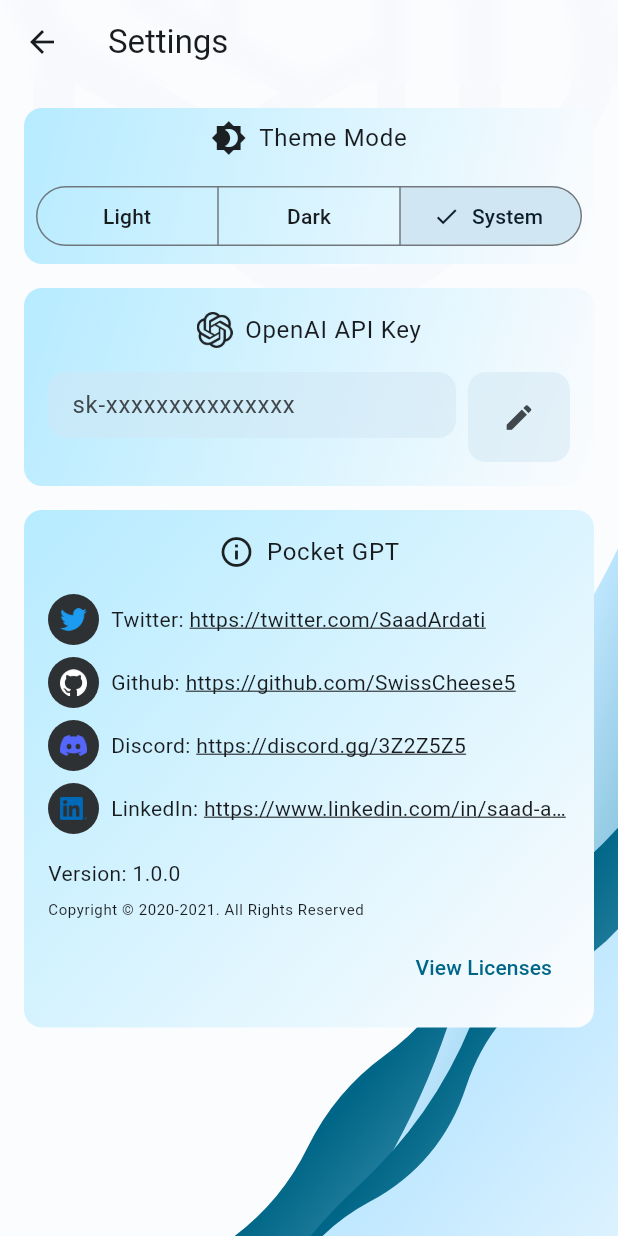
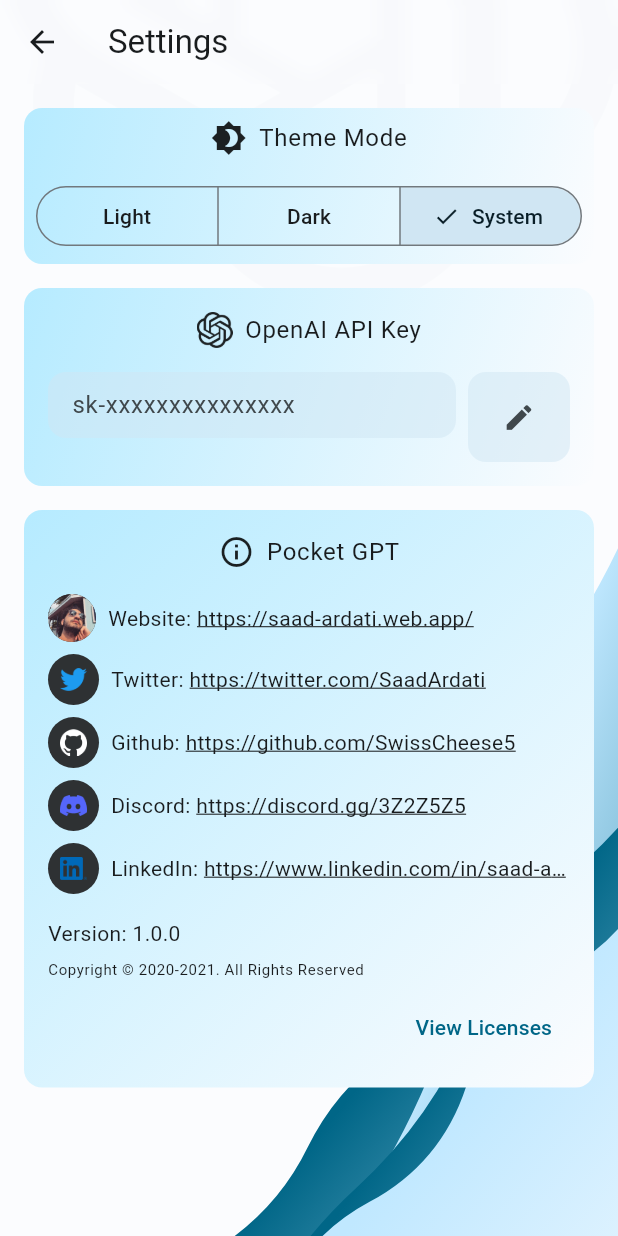
Before and after one commit to SaadArdati/pocket_gpt, a Flutter app: the HomeScreen screen opened by its route, after a tap on the "settings" icon, on a phone screen of 412 x 824 dp. Run offline on Flutter 3.47's test engine with Material 2 defaults, Android fonts, the phone set to English and light mode, and no system bars; our stand-ins replace bubble, equatable, flutter_markdown, go_router, google_fonts, hive and 4 more; missing offline and left inert: dart_openai, flutter_highlighter, highlighter, markdown, screen_retriever, system_tray and 1 more; accounts and stored records are empty; network calls fail; statements that could not run were skipped.

```diff
--- a/lib/gpt_manager.dart
+++ b/lib/gpt_manager.dart
@@ -237,6 +237,7 @@ class GPTManager extends ChangeNotifier {
 
   @override
   void dispose() {
+    stopGenerating();
     responseStreamController.close();
     listener?.cancel();
     super.dispose();
--- a/lib/main.dart
+++ b/lib/main.dart
@@ -37,23 +37,44 @@ void main() async {
   runApp(const PocketGPT());
 }
 
-AnimatedWidget defaultPageTransition(
+Widget defaultPageTransition(
   BuildContext context,
   Animation<double> animation,
+  Animation<double> secondaryAnimation,
   Widget child, {
-  required bool reverse,
+  required GoRouterState state,
+  required AxisDirection comesFrom,
 }) {
   return SlideTransition(
-    position: Tween<Offset>(
-      begin: Offset(0, reverse ? -1 : 1),
-      end: Offset.zero,
-    ).animate(
-      CurvedAnimation(
-        parent: animation,
-        curve: Curves.easeOutQuart,
+    position: CurvedAnimation(
+      parent: secondaryAnimation,
+      curve: Curves.linearToEaseOut,
+      reverseCurve: Curves.easeInToLinear,
+    ).drive(
+      Tween<Offset>(
+        begin: Offset.zero,
+        end: comesFrom == AxisDirection.up || comesFrom == AxisDirection.down
+            ? Offset(0.0, comesFrom == AxisDirection.up ? -1 : 1)
+            : Offset(comesFrom == AxisDirection.left ? -1 : 1, 0.0),
       ),
     ),
-    child: child,
+    transformHitTests: false,
+    child: SlideTransition(
+      position: CurvedAnimation(
+        parent: animation,
+        curve: Curves.linearToEaseOut,
+        reverseCurve: Curves.easeInToLinear,
+      ).drive(
+        Tween<Offset>(
+          begin:
+              comesFrom == AxisDirection.up || comesFrom == AxisDirection.down
+                  ? Offset(0.0, comesFrom == AxisDirection.up ? -1 : 1)
+                  : Offset(comesFrom == AxisDirection.left ? -1 : 1, 0.0),
+          end: Offset.zero,
+        ),
+      ),
+      child: child,
+    ),
   );
 }
 
@@ -140,80 +161,90 @@ class _PocketGPTState extends State<PocketGPT> with WindowListener {
           GoRoute(
             path: '/home',
             builder: (context, state) => const HomeScreen(),
-            // pageBuilder: (context, state) {
-            //   return CustomTransitionPage(
-            //     key: state.pageKey,
-            //     child: const HomeScreen(),
-            //     opaque: false,
-            //     transitionsBuilder:
-            //         (context, animation, secondaryAnimation, child) {
-            //       return defaultPageTransition(
-            //         context,
-            //         animation,
-            //         child,
-            //         reverse: true,
-            //       );
-            //     },
-            //   );
-            // },
+            pageBuilder: (context, state) {
+              final extra = state.extra;
+              AxisDirection comesFrom = AxisDirection.down;
+              if (extra != null && extra is Map) {
+                final String? fromParam = extra['from'];
+                if (fromParam == '/chat') {
+                  comesFrom = AxisDirection.up;
+                }
+                extra.clear();
+              }
+
+              return CustomTransitionPage(
+                key: state.pageKey,
+                child: const HomeScreen(),
+                opaque: false,
+                transitionsBuilder:
+                    (context, animation, secondaryAnimation, child) {
+                  return defaultPageTransition(
+                    context,
+                    animation,
+                    secondaryAnimation,
+                    child,
+                    state: state,
+                    comesFrom: comesFrom,
+                  );
+                },
+              );
+            },
           ),
           GoRoute(
             path: '/chat',
-            builder: (context, state) {
+            pageBuilder: (context, state) {
+              final Widget child;
               final extra = state.extra;
               if (extra == null || extra is! Map) {
-                return const ChatScreenWrapper();
+                child = const ChatScreenWrapper();
+              } else {
+                final String typeParam = extra['type'] ?? ChatType.general.name;
+                final ChatType type = ChatType.values.firstWhere(
+                  (chatType) => chatType.name == typeParam,
+                );
+                child = ChatScreenWrapper(type: type);
+                extra.clear();
               }
 
-              final String typeParam = extra['type'] ?? ChatType.general.name;
-              final ChatType type = ChatType.values.firstWhere(
-                (chatType) => chatType.name == typeParam,
+              return CustomTransitionPage(
+                key: state.pageKey,
+                child: child,
+                opaque: false,
+                transitionsBuilder:
+                    (context, animation, secondaryAnimation, child) {
+                  return defaultPageTransition(
+                    context,
+                    animation,
+                    secondaryAnimation,
+                    child,
+                    state: state,
+                    comesFrom: AxisDirection.down,
+                  );
+                },
               );
-
-              return ChatScreenWrapper(type: type);
             },
-            // pageBuilder: (context, state) {
-            //   return CustomTransitionPage(
-            //     key: state.pageKey,
-            //     child: const ChatScreenWrapper(),
-            //     opaque: false,
-            //     transitionsBuilder:
-            //         (context, animation, secondaryAnimation, child) {
-            //       return defaultPageTransition(
-            //         context,
-            //         animation,
-            //         child,
-            //         reverse: false,
-            //       );
-            //     },
-            //   );
-            // },
           ),
           GoRoute(
             path: '/settings',
             builder: (context, state) => const SettingsScreen(),
-            //   pageBuilder: (context, state) {
-            //     return CustomTransitionPage(
-            //       key: state.pageKey,
-            //       child: const SettingsScreen(),
-            //       opaque: false,
-            //       transitionsBuilder:
-            //           (context, animation, secondaryAnimation, child) {
-            //         return SlideTransition(
-            //           position: Tween<Offset>(
-            //             begin: const Offset(1, 0),
-            //             end: Offset.zero,
-            //           ).animate(
-            //             CurvedAnimation(
-            //               parent: animation,
-            //               curve: Curves.easeOutQuart,
-            //             ),
-            //           ),
-            //           child: child,
-            //         );
-            //       },
-            //     );
-            //   },
+            pageBuilder: (context, state) {
+              return CustomTransitionPage(
+                key: state.pageKey,
+                child: const SettingsScreen(),
+                opaque: false,
+                transitionsBuilder:
+                    (context, animation, secondaryAnimation, child) {
+                  return defaultPageTransition(
+                    context,
+                    animation,
+                    secondaryAnimation,
+                    child,
+                    state: state,
+                    comesFrom: AxisDirection.up,
+                  );
+                },
+              );
+            },
           ),
         ],
       ),
--- a/lib/screens/home_screen.dart
+++ b/lib/screens/home_screen.dart
@@ -80,7 +80,7 @@ class _HomeScreenState extends State<HomeScreen> {
           tooltip: 'Settings',
           icon: const Icon(Icons.settings),
           onPressed: () {
-            context.go('/settings');
+            context.go('/settings', extra: {'from': '/home'});
           },
         ),
         actions: [
@@ -108,7 +108,9 @@ class _HomeScreenState extends State<HomeScreen> {
                 runSpacing: 16,
                 runAlignment: WrapAlignment.center,
                 alignment: WrapAlignment.center,
-                children: [...ChatType.values.map((type) => GPTCard(type: type))],
+                children: [
+                  ...ChatType.values.map((type) => GPTCard(type: type))
+                ],
               ),
             ),
           ),
@@ -149,7 +151,7 @@ class GPTCard extends StatelessWidget {
           borderRadius: BorderRadius.circular(12),
           splashColor: context.colorScheme.tertiaryContainer,
           highlightColor: context.colorScheme.secondaryContainer,
-          onTap: () => context.go('/chat', extra: {'type': type.name}),
+          onTap: () => context.go('/chat', extra: {'type': type.name, 'from': '/home'}),
           child: Padding(
             padding: const EdgeInsets.all(16),
             child: Column(
--- a/lib/screens/open_ai_key_screen.dart
+++ b/lib/screens/open_ai_key_screen.dart
@@ -402,7 +402,7 @@ class _OpenAIKeyTileState extends State<OpenAIKeyTile> {
             AnimatedContainer(
               duration: const Duration(milliseconds: 300),
               curve: Curves.easeOutQuart,
-              height: isEditing ? 280 : 16,
+              height: isEditing ? 325 : 16,
               clipBehavior: Clip.antiAlias,
               decoration: const BoxDecoration(),
               alignment: Alignment.center,
@@ -414,14 +414,17 @@ class _OpenAIKeyTileState extends State<OpenAIKeyTile> {
                       ? ScrollConfiguration(
                           behavior: ScrollConfiguration.of(context)
                               .copyWith(scrollbars: false),
-                          child: ListView(
+                          child: SingleChildScrollView(
                             physics: const NeverScrollableScrollPhysics(),
                             padding: EdgeInsets.zero,
-                            children: [
-                              const SizedBox(height: 8),
-                              const OpenAIKeyInstructions(),
-                              statusSection(context),
-                            ],
+                            primary: false,
+                            child: Column(
+                              children: [
+                                const SizedBox(height: 8),
+                                const OpenAIKeyInstructions(),
+                                statusSection(context),
+                              ],
+                            ),
                           ),
                         )
                       : const SizedBox(height: 16)),
--- a/lib/screens/settings_screen.dart
+++ b/lib/screens/settings_screen.dart
@@ -144,6 +144,7 @@ class _SettingsScreenState extends State<SettingsScreen>
                       ),
                       const SizedBox(height: 16),
                       buildInfoTile(context),
+                      const SizedBox(height: 32),
                     ],
                   ),
                 ),
@@ -217,6 +218,13 @@ class _SettingsScreenState extends State<SettingsScreen>
                 crossAxisAlignment: CrossAxisAlignment.start,
                 children: [
                   buildContactTile(
+                    title: 'Website',
+                    icon: 'assets/profile_256x.png',
+                    url: 'https://saad-ardati.web.app/',
+                    avatar: true,
+                  ),
+                  const SizedBox(height: 8),
+                  buildContactTile(
                     title: 'Twitter',
                     icon: 'assets/twitter_256x.png',
                     url: 'https://twitter.com/SaadArdati',
@@ -275,20 +283,24 @@ class _SettingsScreenState extends State<SettingsScreen>
     required String icon,
     required String title,
     required String url,
+    bool avatar = false,
   }) {
     return Row(
       children: [
         Container(
+          clipBehavior: Clip.antiAlias,
           decoration: BoxDecoration(
             color: context.colorScheme.inverseSurface,
             shape: BoxShape.circle,
           ),
-            padding: const EdgeInsets.all(8),
+          padding: avatar ? EdgeInsets.zero : const EdgeInsets.all(8),
           child: Image.asset(
             icon,
-              width: 18,
-              height: 18,
-            )),
+            width: avatar ? 32 : 18,
+            height: avatar ? 32 : 18,
+            fit: avatar ? BoxFit.cover : null,
+          ),
+        ),
         const SizedBox(width: 8),
         Expanded(
           child: Text.rich(
```
Also changed, not shown: lib/screens/chat_screen.dart (+8 -6 lines). Lines whose indentation alone changed are shown as unchanged.
